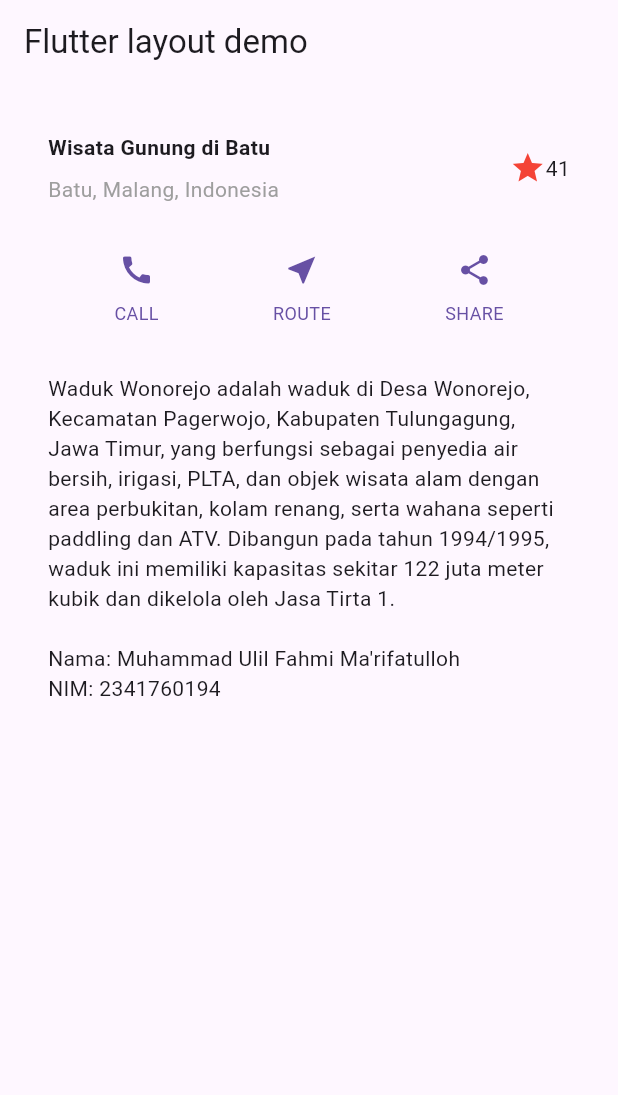
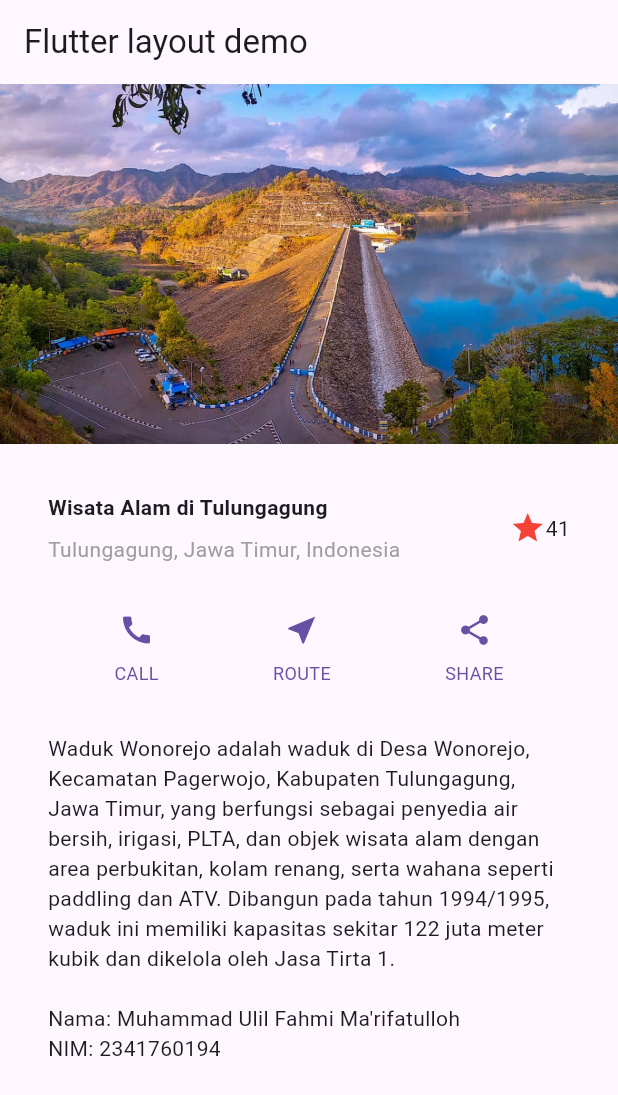
Before and after one commit to ulilFahmi12154/layout_flutter, a Flutter app: the screen it shows after launch, on a phone screen of 412 x 824 dp. Shown: the top 1095 px of the screen. Run offline on Flutter 3.47's test engine with Material 3 defaults, Android fonts, the phone set to English and light mode, and no system bars.

Commit message:
Praktikum_4_Langkah_1-2

```diff
--- a/layout_flutter/lib/main.dart
+++ b/layout_flutter/lib/main.dart
@@ -20,12 +20,12 @@ class MyApp extends StatelessWidget {
                 Container(
                   padding: const EdgeInsets.only(bottom: 8),
                   child: const Text(
-                    'Wisata Gunung di Batu',
+                    'Wisata Alam di Tulungagung',
                     style: TextStyle(fontWeight: FontWeight.bold),
                   ),
                 ),
                 Text(
-                  'Batu, Malang, Indonesia',
+                  'Tulungagung, Jawa Timur, Indonesia',
                   style: TextStyle(color: Colors.grey[500]),
                 ),
               ],
@@ -68,6 +68,12 @@ class MyApp extends StatelessWidget {
         appBar: AppBar(title: const Text('Flutter layout demo')),
         body: Column(
           children: [
+            Image.asset(
+              'images/bendungan_wonorejo.jpg',
+              width: 600,
+              height: 240,
+              fit: BoxFit.cover,
+            ),
             titleSection,
             buttonSection,
             textSection
--- a/layout_flutter/pubspec.yaml
+++ b/layout_flutter/pubspec.yaml
@@ -56,6 +56,8 @@ flutter:
   # included with your application, so that you can use the icons in
   # the material Icons class.
   uses-material-design: true
+  assets:
+    - images/bendungan_wonorejo.jpg
 
   # To add assets to your application, add an assets section, like this:
   # assets:
```
Also changed, not shown: images/04_01.png (added), images/04_02.png (added), images/bendungan_wonorejo.jpg (added), layout_flutter/images/01_01.png (added), layout_flutter/images/01_02.png (added), layout_flutter/images/01_04.png (added), layout_flutter/images/02_01.png (added), layout_flutter/images/02_02.png (added), layout_flutter/images/02_03.png (added), layout_flutter/images/03_01.png (added), layout_flutter/images/03_02.png (added), layout_flutter/images/04_01.png (added), layout_flutter/images/04_02.png (added), layout_flutter/images/bendungan_wonorejo.jpg (added), 1 other file.
